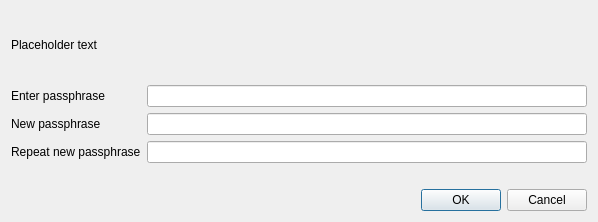
The window that src/qt/forms/askpassphrasedialog.ui (BRHN-11/cre-r1) describes before a commit, drawn with Qt 5.
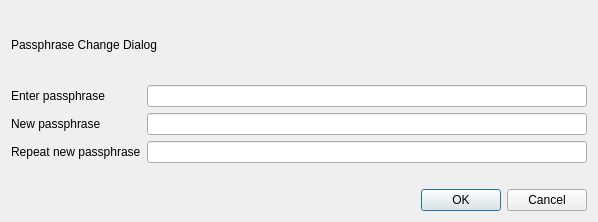
The same window after the commit.

```diff
--- a/src/qt/forms/askpassphrasedialog.ui
+++ b/src/qt/forms/askpassphrasedialog.ui
@@ -32,7 +32,7 @@
    <item>
     <widget class="QLabel" name="warningLabel">
      <property name="text">
-      <string notr="true">Placeholder text</string>
+      <string notr="true">Passphrase Change Dialog</string>
      </property>
      <property name="textFormat">
       <enum>Qt::RichText</enum>
```
